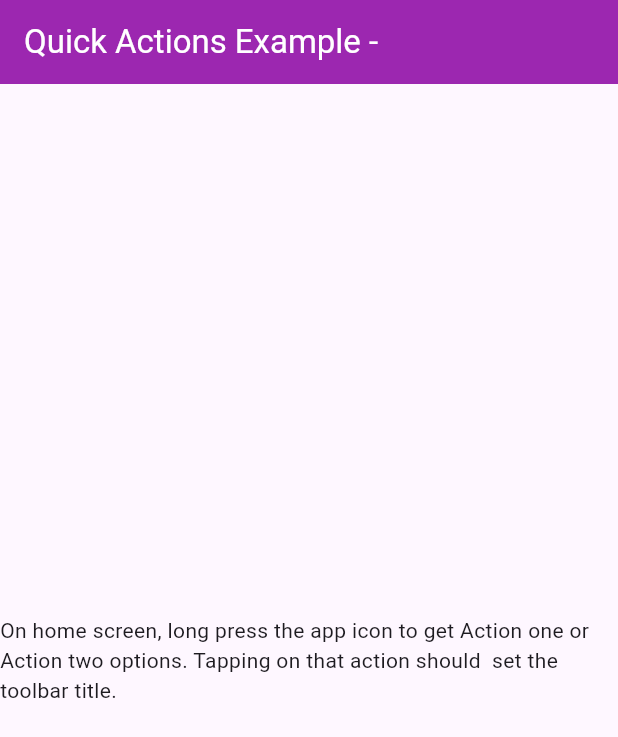
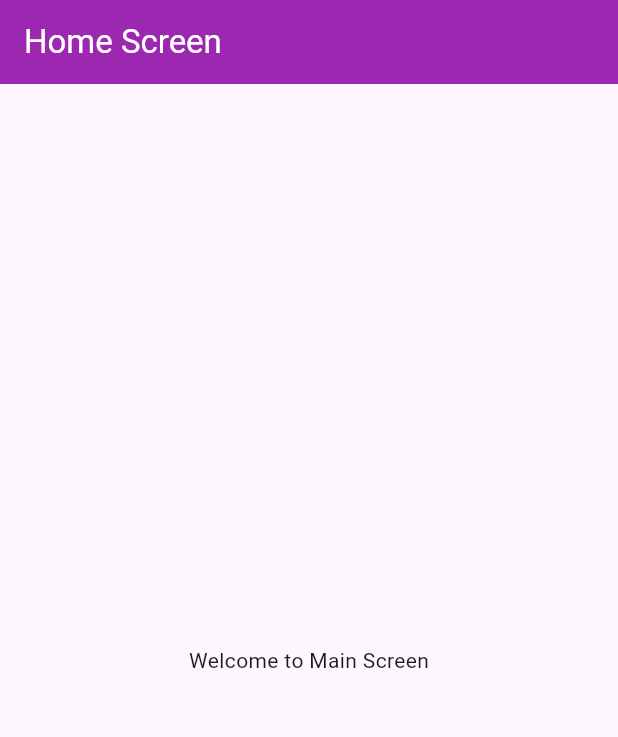
Before and after one commit to Madhan-Rkv-10/auick_actions_example, a Flutter app: the MyHomePage screen opened by its route, on a phone screen of 412 x 824 dp. Shown: the top 737 px of the screen. Run offline on Flutter 3.47's test engine with Material 3 defaults, Android fonts, the phone set to English and light mode, and no system bars; our stand-ins replace go_router, hooks_riverpod; missing offline and left inert: quick_actions.

Commit message:
💄 UI:Update Styles

```diff
--- a/lib/quick_action_notifer.dart
+++ b/lib/quick_action_notifer.dart
@@ -23,7 +23,7 @@ class QuickActionNotifier extends StateNotifier<String> {
       ),
       const ShortcutItem(
         type: 'action_two',
-        localizedTitle: 'Profile Screen',
+        localizedTitle: 'Profile Details Screen',
         icon: 'ic_launcher',
       ),
     ]);
--- a/lib/screens/home_screen.dart
+++ b/lib/screens/home_screen.dart
@@ -17,22 +17,18 @@ class _MyHomePageState extends ConsumerState<MyHomePage> {
 
   @override
   Widget build(BuildContext context) {
-    final String shortcut = ref.watch(quickActionProvider);
-
     return Scaffold(
       appBar: AppBar(
-        title: Text(
-          "Quick Actions Example - $shortcut",
-          style: const TextStyle(
+        title: const Text(
+          "Home Screen",
+          style: TextStyle(
             color: Colors.white,
           ),
         ),
         backgroundColor: Colors.purple,
       ),
       body: const Center(
-        child: Text('On home screen, long press the app icon to '
-            'get Action one or Action two options. Tapping on that action should  '
-            'set the toolbar title.'),
+        child: Text('Welcome to Main Screen'),
       ),
     );
   }
--- a/lib/screens/profile_screen.dart
+++ b/lib/screens/profile_screen.dart
@@ -12,7 +12,13 @@ class _ProfileScreenState extends State<ProfileScreen> {
   Widget build(BuildContext context) {
     return Scaffold(
       appBar: AppBar(
-        title: const Text("Profile Screen"),
+        title: const Text(
+          "Profile Screen",
+          style: TextStyle(
+            color: Colors.white,
+          ),
+        ),
+        backgroundColor: Colors.purple,
       ),
       body: const Center(
         child: Text('Welcome to Profile Screen'),
@@ -33,7 +39,13 @@ class _ProfileDetailState extends State<ProfileDetail> {
   Widget build(BuildContext context) {
     return Scaffold(
       appBar: AppBar(
-        title: const Text("ProfileDetail Screen"),
+        title: const Text(
+          "Profile Detail Screen",
+          style: TextStyle(
+            color: Colors.white,
+          ),
+        ),
+        backgroundColor: Colors.purple,
       ),
       body: const Center(
         child: Text('Welcome to ProfileDetail Screen'),
```
Also changed, not shown: lib/router.dart (+5 -4 lines), lib/screens/main_screen.dart (+15 -5 lines).
